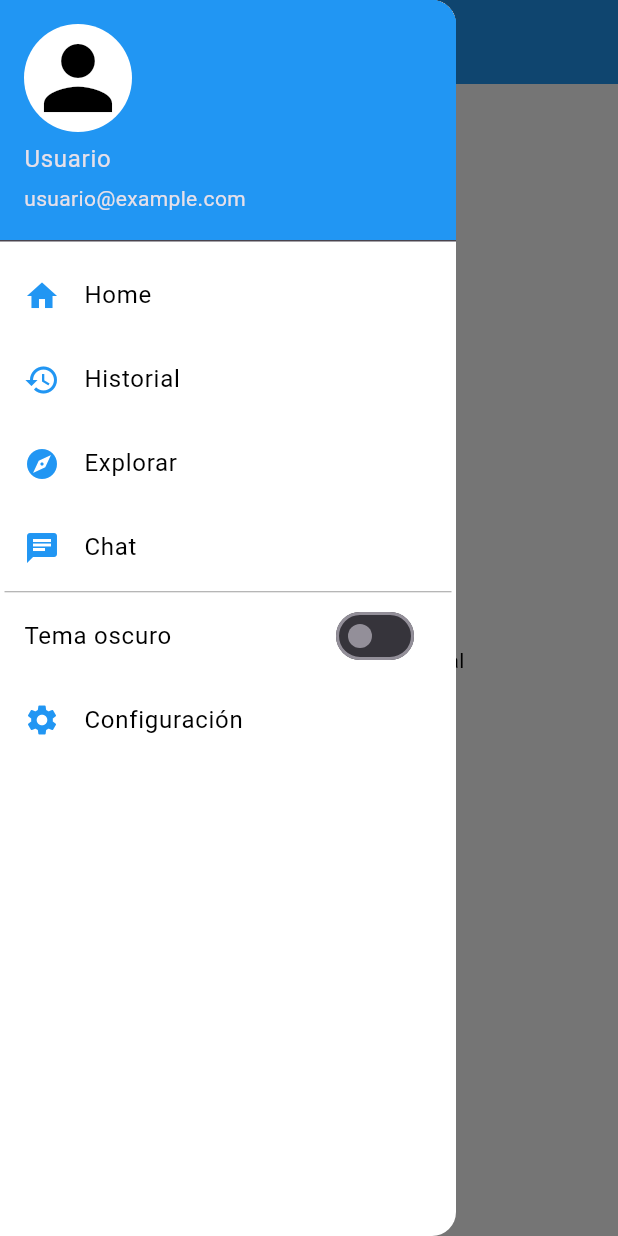
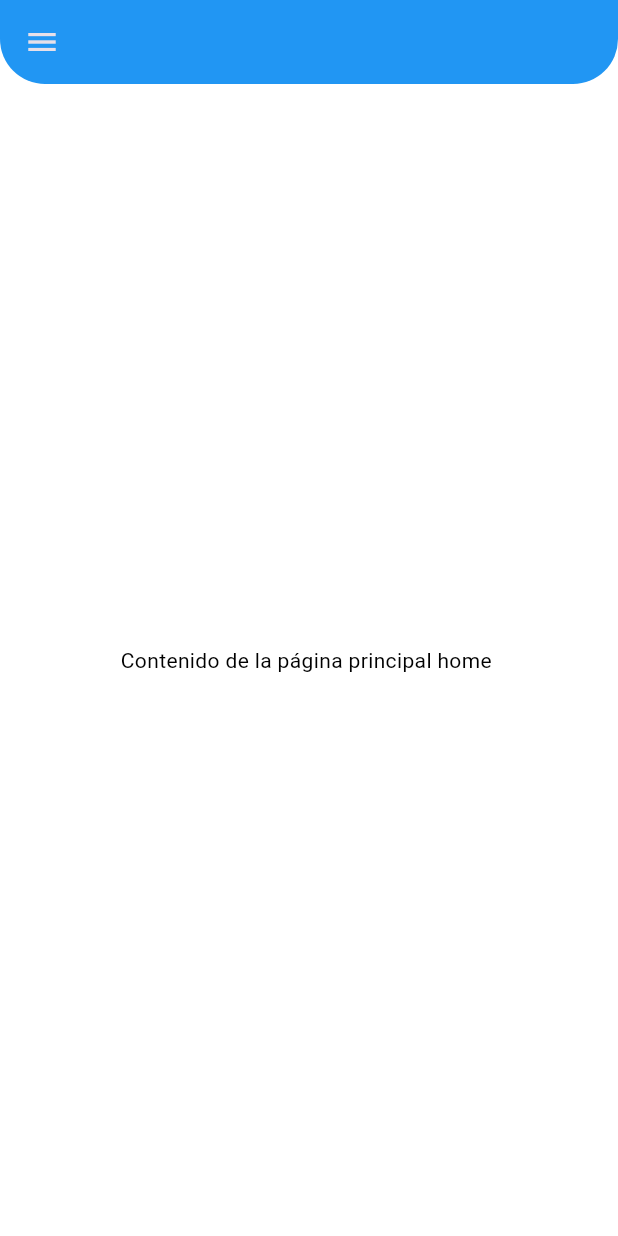
Before and after one commit to MartinCantillo/Gesti-n-de-Conjunto-Residencial, a Flutter app: the myHomePage screen opened by its route, in the side drawer, after a tap on "Home", on a phone screen of 412 x 824 dp. Run offline on Flutter 3.47's test engine with Material 2 defaults, Android fonts, the phone set to English and light mode, and no system bars; our stand-ins replace shared_preferences; accounts and stored records are empty.

Commit message:
Updating home and appBar

```diff
--- a/lib/Views/Widgets/drawer.dart
+++ b/lib/Views/Widgets/drawer.dart
@@ -1,5 +1,6 @@
 
 import 'package:flutter/material.dart';
+import 'package:gestionresidencial/Views/screens/home.dart';
 import 'package:gestionresidencial/Views/screens/myHomePage.dart';
 import 'package:gestionresidencial/localstore/sharepreference.dart';
 
@@ -53,6 +54,8 @@ class _DrawerState extends State<CustomDrawer> {
                       color:
                           prefs.colosecundario ? Colors.white : Colors.black)),
               onTap: () {
+                Navigator.pop(context);
+                   Navigator.pushReplacementNamed(context, Home2.nombre);
                 // Acciones cuando se toca el elemento "Home" del cajón de navegación.
               },
             ),
--- a/lib/Views/screens/home.dart
+++ b/lib/Views/screens/home.dart
@@ -1,16 +1,17 @@
 import 'package:flutter/material.dart';
+import 'package:gestionresidencial/Views/Widgets/drawer.dart';
 import 'package:gestionresidencial/localstore/sharepreference.dart';
 
-class HomePage extends StatefulWidget {
-  const HomePage({Key? key});
+class Home2 extends StatefulWidget {
+  const Home2({Key? key});
 
-  static const String nombre = 'home';
+  static const String nombre = 'home2';
 
   @override
-  State<HomePage> createState() => _TabScaffoldState();
+  State<Home2> createState() => _Home2State();
 }
 
-class _TabScaffoldState extends State<HomePage> {
+class _Home2State extends State<Home2> {
   bool _colorsecundario = false;
   final prefs = PrefernciaUsuario();
 
@@ -24,13 +25,25 @@ class _TabScaffoldState extends State<HomePage> {
   Widget build(BuildContext context) {
    return Scaffold(
   backgroundColor: prefs.colosecundario ? Colors.black : Colors.white,
+  appBar: AppBar(
+    shape: RoundedRectangleBorder(
+      borderRadius: BorderRadius.vertical(
+        bottom: Radius.circular(30),
+      ),
+    ),
+    centerTitle: true,
+    backgroundColor: Colors.blue,
+  ),
+  drawer: CustomDrawer(),
   body: Center(
     child: Text(
-          'Contenido de la página principal',
+      'Contenido de la página principal home ',
       style: TextStyle(
-              color: prefs.colosecundario ? Colors.white : Colors.black),
+        color: prefs.colosecundario ? Colors.white : Colors.black,
+      ),
     ),
   ),
 );
+
   }
 }
--- a/lib/Views/screens/myHomePage.dart
+++ b/lib/Views/screens/myHomePage.dart
@@ -30,14 +30,20 @@ class myHomePageState extends State<myHomePage> {
     return Scaffold(
       backgroundColor: prefs.colosecundario ? Colors.black : Colors.white,
       appBar: AppBar(
-        title: const Text('Bienvenido',
+         title: const Text('Bienvenido',
             textAlign: TextAlign.center,
             style: TextStyle(
               color: Colors.white,
             )),
         centerTitle: true,
         backgroundColor: Colors.blue,
+    shape: RoundedRectangleBorder(
+      borderRadius: BorderRadius.vertical(
+        bottom: Radius.circular(30),
       ),
+    ),
+
+  ),
       drawer:  CustomDrawer(),
       body: Center(
 
--- a/lib/main.dart
+++ b/lib/main.dart
@@ -1,5 +1,6 @@
 import 'package:flutter/material.dart';
 import 'package:gestionresidencial/Views/Widgets/drawer.dart';
+import 'package:gestionresidencial/Views/screens/home.dart';
 import 'package:gestionresidencial/Views/screens/login.dart';
 import 'package:gestionresidencial/Views/screens/myHomePage.dart';
 import 'package:gestionresidencial/localstore/sharepreference.dart';
@@ -25,8 +26,10 @@ class MyApp extends StatelessWidget {
       routes: {
         LoginPage.nombre:(context) => LoginPage(),
         myHomePage.nombre:(context) => myHomePage(),
-      //  CustomDrawer.nombre:(context) => CustomDrawer(),
+       CustomDrawer.nombre:(context) => CustomDrawer(),
+        Home2.nombre:(context) => Home2(),
       },
     );
   }
+
 }
```
Lines whose indentation alone changed are shown as unchanged.
